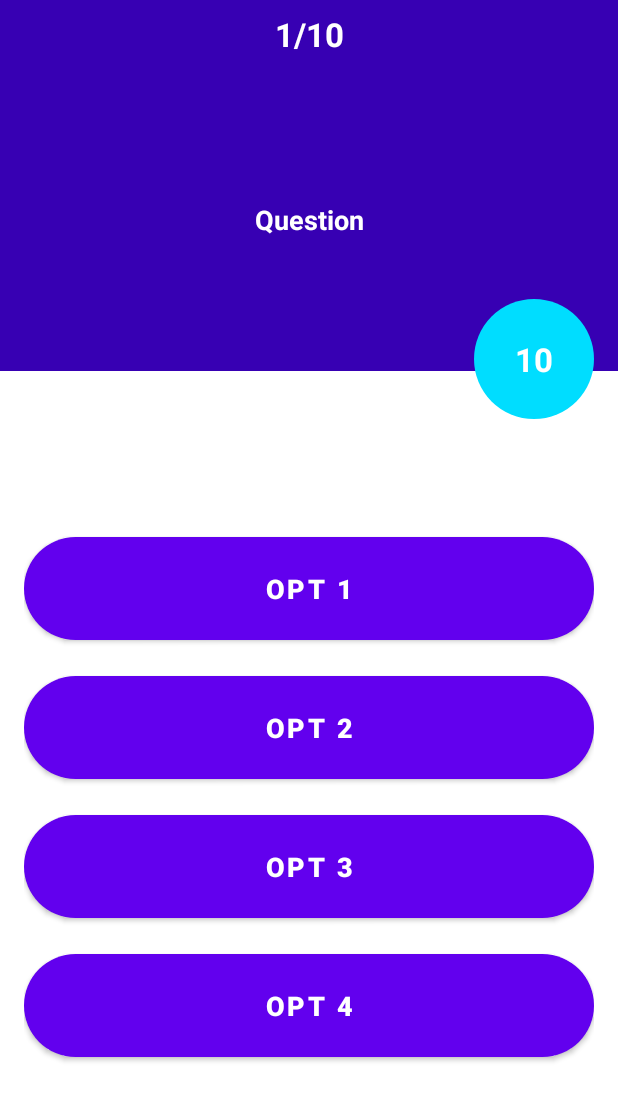
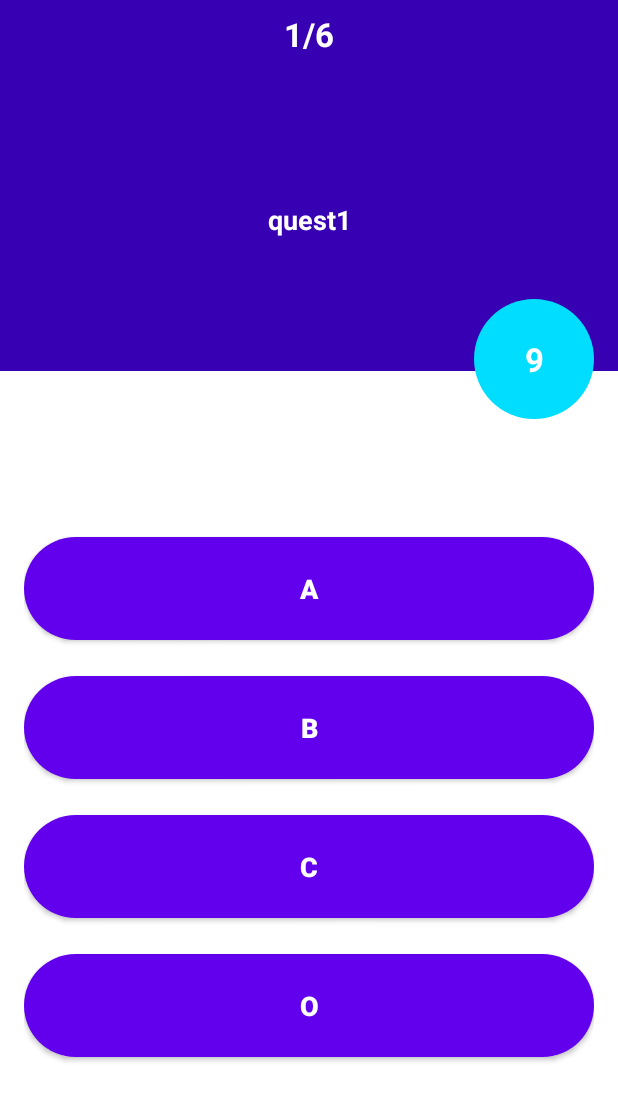
Before and after one commit to nabilChemkhi/QuizEt, an Android app: the QuestionsActivity screen opened directly, with no data from a screen before it, on a phone screen of 412 x 824 dp. Shown: the top 1101 px of the screen. Run offline under Robolectric (Android 15) with nearby library versions, the phone set to English and light mode, and no system bars.

Commit message:
question model && queestion activity

```diff
--- a/app/src/main/AndroidManifest.xml
+++ b/app/src/main/AndroidManifest.xml
@@ -9,6 +9,9 @@
         android:roundIcon="@mipmap/ic_launcher_round"
         android:supportsRtl="true"
         android:theme="@style/Theme.QuizEt">
+        <activity
+            android:name=".ScoreActivity"
+            android:exported="true" />
         <activity
             android:name=".QuestionsActivity"
             android:exported="true" />
--- /dev/null
+++ b/app/src/main/java/com/example/quizet/Question.java
@@ -0,0 +1,68 @@
+package com.example.quizet;
+
+public class Question {
+
+    private String question;
+    private  String optionA;
+    private  String optionB;
+    private  String optionC;
+    private  String optionD;
+    private  int correctAnswer;
+
+    public Question(String question, String optionA, String optionB, String optionC, String optionD, int correctAnswer) {
+        this.question = question;
+        this.optionA = optionA;
+        this.optionB = optionB;
+        this.optionC = optionC;
+        this.optionD = optionD;
+        this.correctAnswer = correctAnswer;
+    }
+
+    public String getQuestion() {
+        return question;
+    }
+
+    public void setQuestion(String question) {
+        this.question = question;
+    }
+
+    public String getOptionA() {
+        return optionA;
+    }
+
+    public void setOptionA(String optionA) {
+        this.optionA = optionA;
+    }
+
+    public String getOptionB() {
+        return optionB;
+    }
+
+    public void setOptionB(String optionB) {
+        this.optionB = optionB;
+    }
+
+    public String getOptionC() {
+        return optionC;
+    }
+
+    public void setOptionC(String optionC) {
+        this.optionC = optionC;
+    }
+
+    public String getOptionD() {
+        return optionD;
+    }
+
+    public void setOptionD(String optionD) {
+        this.optionD = optionD;
+    }
+
+    public int getCorrectAnswer() {
+        return correctAnswer;
+    }
+
+    public void setCorrectAnswer(int correctAnswer) {
+        this.correctAnswer = correctAnswer;
+    }
+}
--- a/app/src/main/java/com/example/quizet/QuestionsActivity.java
+++ b/app/src/main/java/com/example/quizet/QuestionsActivity.java
@@ -2,13 +2,159 @@ package com.example.quizet;
 
 import androidx.appcompat.app.AppCompatActivity;
 
+import android.animation.Animator;
+import android.content.Intent;
 import android.os.Bundle;
+import android.os.CountDownTimer;
+import android.view.View;
+import android.view.animation.DecelerateInterpolator;
+import android.widget.Button;
+import android.widget.TextView;
 
-public class QuestionsActivity extends AppCompatActivity {
+import java.util.ArrayList;
+import java.util.List;
+
+public class QuestionsActivity extends AppCompatActivity implements View.OnClickListener {
+
+    //widgets
+    private TextView question, qustCount, timer;
+    private Button option1,option2,option3,option4;
+
+    private List<Question> questionList;
+    private  int curentQust;
 
     @Override
     protected void onCreate(Bundle savedInstanceState) {
         super.onCreate(savedInstanceState);
         setContentView(R.layout.activity_questions);
+
+        //binding
+        question=findViewById(R.id.question);
+        qustCount=findViewById(R.id.quest_nbr);
+        timer=findViewById(R.id.timer);
+        option1=findViewById(R.id.option1);
+        option2=findViewById(R.id.option2);
+        option3=findViewById(R.id.option3);
+        option4=findViewById(R.id.option4);
+        //listener
+        option1.setOnClickListener(this);
+        option2.setOnClickListener(this);
+        option3.setOnClickListener(this);
+        option4.setOnClickListener(this);
+
+        getQuestionList();
+
     }
+
+    private void getQuestionList() {
+        questionList = new ArrayList<>();
+        questionList.add(new Question("quest1","A","B","C","O",2));
+        questionList.add(new Question("quest2","E","G","C","D",2));
+        questionList.add(new Question("quest3","X","B","Z","L",2));
+        questionList.add(new Question("quest4","A","B","Z","D",2));
+        questionList.add(new Question("quest5","A","J","C","K",2));
+        questionList.add(new Question("quest6","W","B","S","D",2));
+
+        setQuestion();
+    }
+
+    private void setQuestion() {
+        timer.setText(String.valueOf(10));
+        question.setText(questionList.get(0).getQuestion());
+        option1.setText(questionList.get(0).getOptionA());
+        option2.setText(questionList.get(0).getOptionB());
+        option3.setText(questionList.get(0).getOptionC());
+        option4.setText(questionList.get(0).getOptionD());
+        qustCount.setText(String.valueOf(1)+ "/" + String.valueOf(questionList.size()));
+
+        startTimer();
+        curentQust=0;
+    }
+
+    private void startTimer() {
+        CountDownTimer countDown = new CountDownTimer(10000,1000) {
+            @Override
+            public void onTick(long millisUntilFinished) {
+                timer.setText(String.valueOf(millisUntilFinished / 1000));
+
+            }
+
+            @Override
+            public void onFinish() {
+                changeQuestion();
+
+            }
+        };
+        countDown.start();
+    }
+
+    @Override
+    public void onClick(View v) {
+        int selectedOption = 0;
+        switch (v.getId()){
+            case R.id.option1:
+                selectedOption = 1;
+                break;
+            case R.id.option2:
+                selectedOption = 2;
+                break;
+            case R.id.option3:
+                selectedOption = 3;
+                break;
+            case R.id.option4:
+                selectedOption = 4;
+                break;
+            default:
+        }
+     checkAnswer(selectedOption);
+    }
+
+    private void checkAnswer(int selectedOption) {
+        if(selectedOption==questionList.get(curentQust).getCorrectAnswer()){
+            //right answer
+        }
+        else {
+            //wrong answer
+        }
+        changeQuestion();
+    }
+
+    private void changeQuestion() {
+        if(curentQust < questionList.size() - 1){
+            playAnimation(option1,0);
+        }
+        else{
+            //score activity
+            Intent intent = new Intent(QuestionsActivity.this, ScoreActivity.class);
+            startActivity(intent);
+            QuestionsActivity.this.finish();
+        }
+    }
+
+    private void playAnimation(View view, final int value) {
+        view.animate().alpha(value).scaleX(value).scaleY(value).setDuration(500)
+                .setStartDelay(100).setInterpolator(new DecelerateInterpolator())
+                .setListener(new Animator.AnimatorListener() {
+                    @Override
+                    public void onAnimationStart(Animator animation) {
+
+                    }
+
+                    @Override
+                    public void onAnimationEnd(Animator animation) {
+
+                    }
+
+                    @Override
+                    public void onAnimationCancel(Animator animation) {
+
+                    }
+
+                    @Override
+                    public void onAnimationRepeat(Animator animation) {
+
+                    }
+                });
+    }
+
 }
--- a/app/src/main/res/layout/activity_questions.xml
+++ b/app/src/main/res/layout/activity_questions.xml
@@ -114,7 +114,7 @@
     </LinearLayout>
 
     <TextView
-        android:id="@+id/countDown"
+        android:id="@+id/timer"
         android:layout_width="80dp"
         android:layout_height="80dp"
         android:layout_marginEnd="16dp"
```
Also changed, not shown: app/src/main/java/com/example/quizet/ScoreActivity.java (added, +14 -0 lines), app/src/main/res/layout/activity_score.xml (added, +9 -0 lines).
